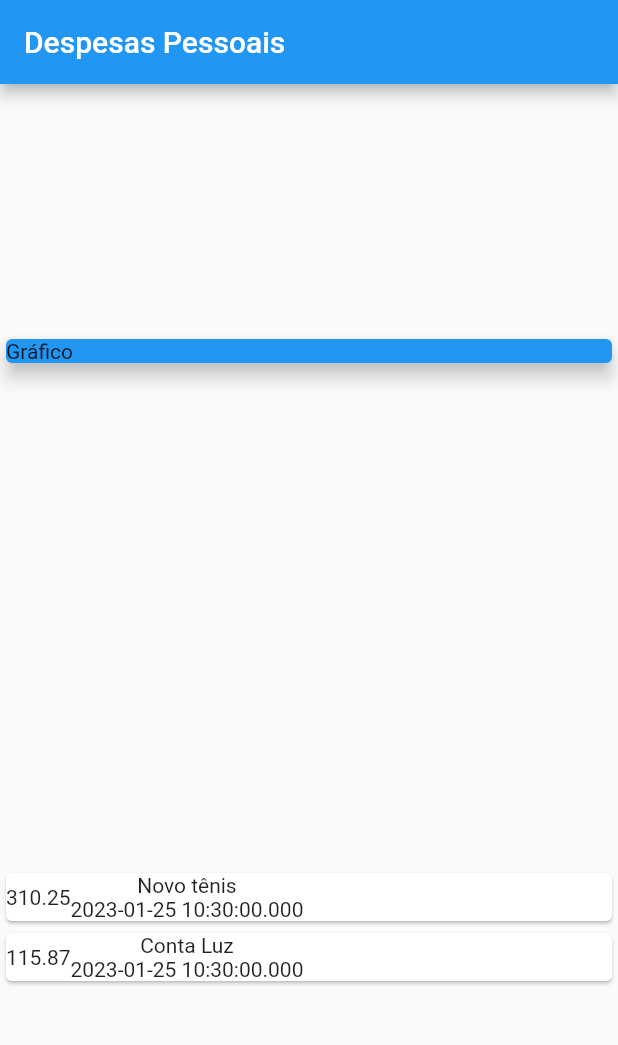
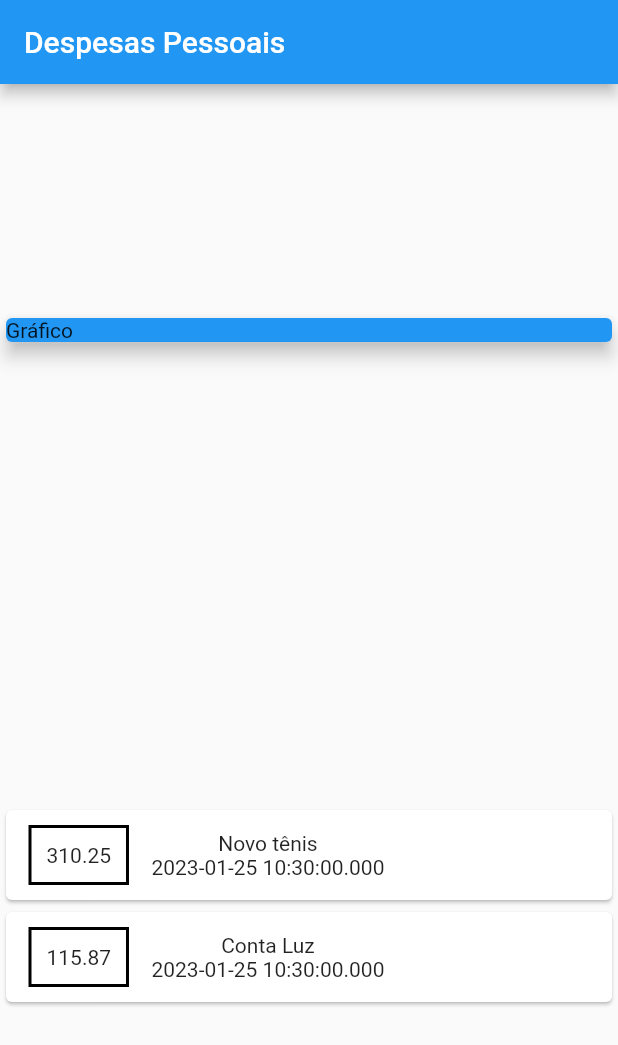
Before and after one commit to daniloas1992/CursoFlutter, a Flutter app: the screen it shows after launch, on a phone screen of 412 x 824 dp. Shown: the top 1045 px of the screen. Run offline on Flutter 3.47's test engine with Material 2 defaults, Android fonts, the phone set to English and light mode, and no system bars.

Commit message:
Aplicando Estilo no Container

```diff
--- a/expenses/lib/main.dart
+++ b/expenses/lib/main.dart
@@ -32,8 +32,7 @@ class MyHomePage extends StatelessWidget {
         mainAxisAlignment: MainAxisAlignment.spaceAround,
         crossAxisAlignment: CrossAxisAlignment.stretch,
         children: <Widget> [
-          Container(
-            width: double.infinity,
+          Container (
             child: Card(
               color: Colors.blue,
               child: Text('Gráfico'),
@@ -46,6 +45,17 @@ class MyHomePage extends StatelessWidget {
                   child: Row(
                     children: [
                       Container(
+                        margin: EdgeInsets.symmetric(
+                          horizontal: 15,
+                          vertical: 10
+                        ),
+                        decoration: BoxDecoration(
+                          border: Border.all(
+                            color: Colors.black,
+                            width: 2,
+                          )
+                        ),
+                        padding: EdgeInsets.all(10),
                         child: Text(
                           tr.value.toString()
                         )
```
